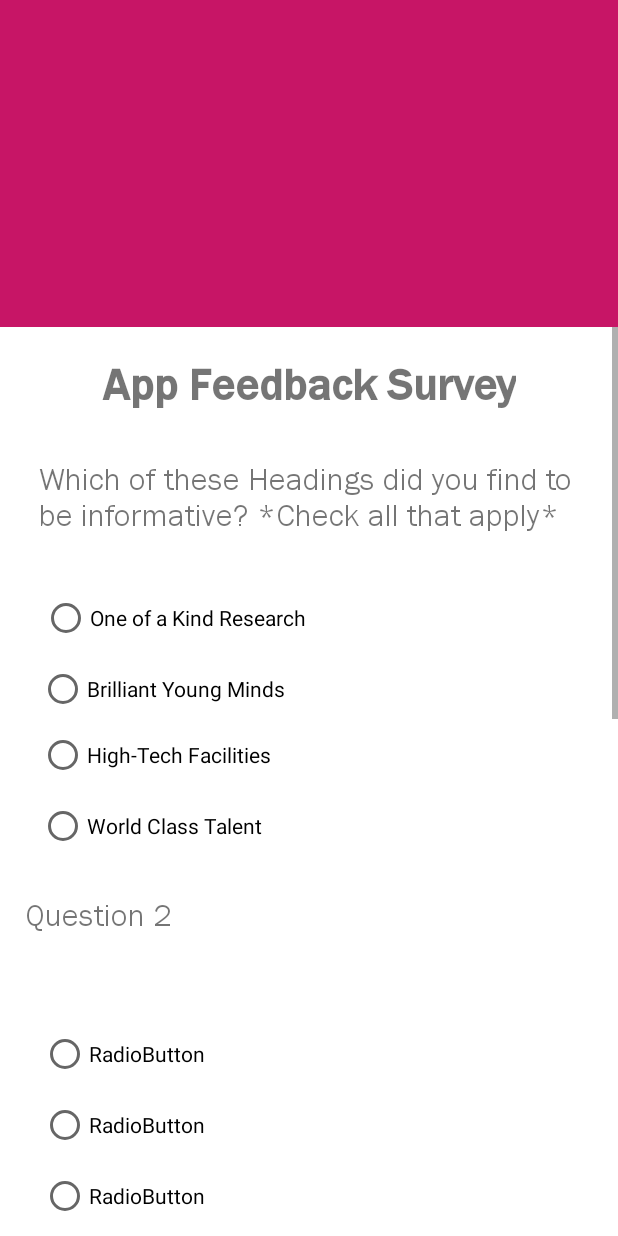
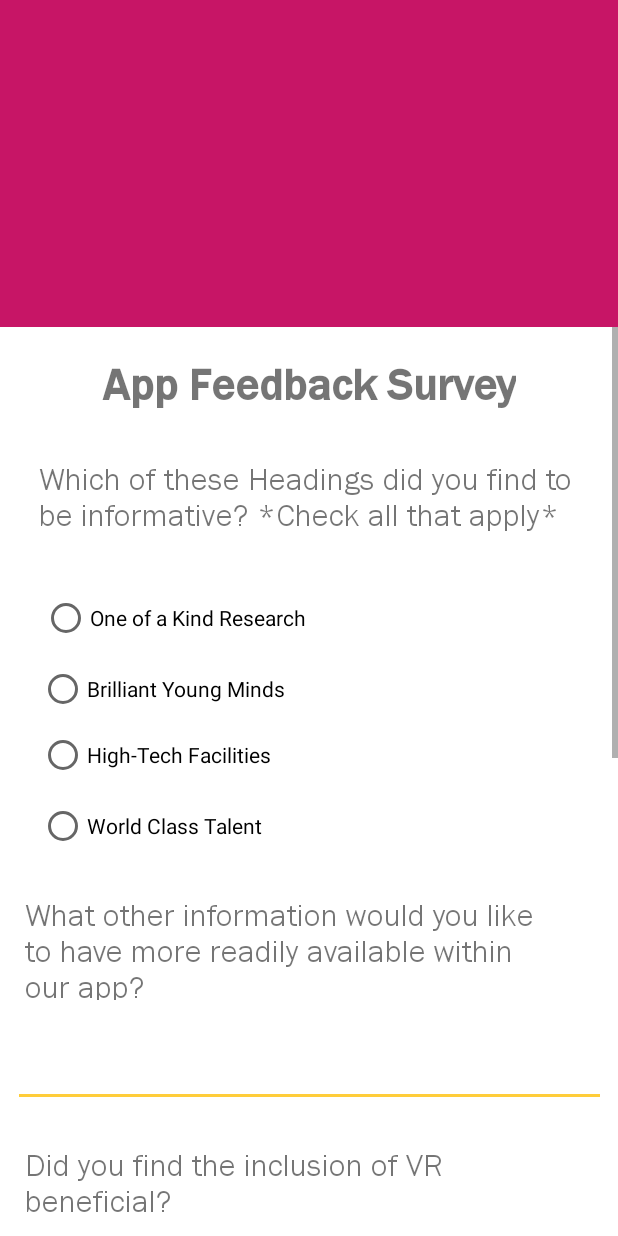
Before and after one commit to bravethefutureteam/BraveTheFuture, an Android app: the fragment VirtualTourSurvey shown on its own in the app's theme, on a phone screen of 412 x 824 dp. Run offline under Robolectric (Android 15) with nearby library versions, the phone set to English and light mode, and no system bars; plain views replace VrPanoramaView; 2 statements that could not run were skipped.

Commit message:
Update individual_survey.xml

```diff
--- a/MyApplication/app/src/main/res/layout/individual_survey.xml
+++ b/MyApplication/app/src/main/res/layout/individual_survey.xml
@@ -106,65 +106,35 @@
                 android:layout_marginTop="30dp"
                 android:layout_marginEnd="35dp"
                 android:fontFamily="@font/franklin_gothic_book_regular"
-                android:text="Question 2"
+                android:text="What other information would you like to have more readily available within our app?"
                 android:textSize="21sp"
                 app:layout_constraintEnd_toEndOf="parent"
                 app:layout_constraintHorizontal_bias="1.0"
                 app:layout_constraintStart_toStartOf="parent"
                 app:layout_constraintTop_toBottomOf="@+id/radioButton7" />
 
-            <RadioButton
-                android:id="@+id/radioButton8"
-                android:layout_width="wrap_content"
+            <android.support.design.widget.TextInputLayout
+                android:id="@+id/textInputLayout"
+                android:layout_width="395dp"
                 android:layout_height="wrap_content"
-                android:layout_marginStart="26dp"
-                android:layout_marginTop="20dp"
-                android:layout_marginEnd="274dp"
-                android:text="RadioButton"
+                android:layout_marginStart="8dp"
+                android:layout_marginTop="15dp"
+                android:layout_marginEnd="8dp"
                 app:layout_constraintEnd_toEndOf="parent"
                 app:layout_constraintStart_toStartOf="parent"
-                app:layout_constraintTop_toBottomOf="@+id/textView4" />
+                app:layout_constraintTop_toBottomOf="@+id/textView4">
 
-            <RadioButton
-                android:id="@+id/radioButton9"
-                android:layout_width="wrap_content"
-                android:layout_height="wrap_content"
-                android:layout_marginStart="26dp"
-                android:layout_marginTop="15dp"
-                android:layout_marginEnd="274dp"
-                android:text="RadioButton"
-                app:layout_constraintEnd_toEndOf="parent"
-                app:layout_constraintStart_toStartOf="parent"
-                app:layout_constraintTop_toBottomOf="@+id/radioButton8" />
-
-            <RadioButton
-                android:id="@+id/radioButton10"
-                android:layout_width="wrap_content"
-                android:layout_height="wrap_content"
-                android:layout_marginStart="26dp"
-                android:layout_marginTop="15dp"
-                android:layout_marginEnd="274dp"
-                android:text="RadioButton"
-                app:layout_constraintEnd_toEndOf="parent"
-                app:layout_constraintStart_toStartOf="parent"
-                app:layout_constraintTop_toBottomOf="@+id/radioButton9" />
-
-            <RadioButton
-                android:id="@+id/radioButton11"
-                android:layout_width="wrap_content"
-                android:layout_height="wrap_content"
-                android:layout_marginStart="26dp"
-                android:layout_marginTop="15dp"
-                android:text="RadioButton"
-                app:layout_constraintStart_toStartOf="parent"
-                app:layout_constraintTop_toBottomOf="@+id/radioButton10" />
+                <android.support.design.widget.TextInputEditText
+                    android:layout_width="match_parent"
+                    android:layout_height="wrap_content" />
+            </android.support.design.widget.TextInputLayout>
 
             <TextView
                 android:id="@+id/textView7"
                 android:layout_width="360dp"
                 android:layout_height="70dp"
                 android:layout_marginStart="35dp"
-                android:layout_marginTop="30dp"
+                android:layout_marginTop="25dp"
                 android:layout_marginEnd="35dp"
                 android:fontFamily="@font/franklin_gothic_book_regular"
                 android:text="Did you find the inclusion of VR beneficial?"
@@ -172,7 +142,7 @@
                 app:layout_constraintEnd_toEndOf="parent"
                 app:layout_constraintHorizontal_bias="1.0"
                 app:layout_constraintStart_toStartOf="parent"
-                app:layout_constraintTop_toBottomOf="@+id/radioButton11" />
+                app:layout_constraintTop_toBottomOf="@+id/textInputLayout" />
 
             <com.google.vr.sdk.widgets.pano.VrPanoramaView
                 android:id="@+id/vrPanoramaView"
```
